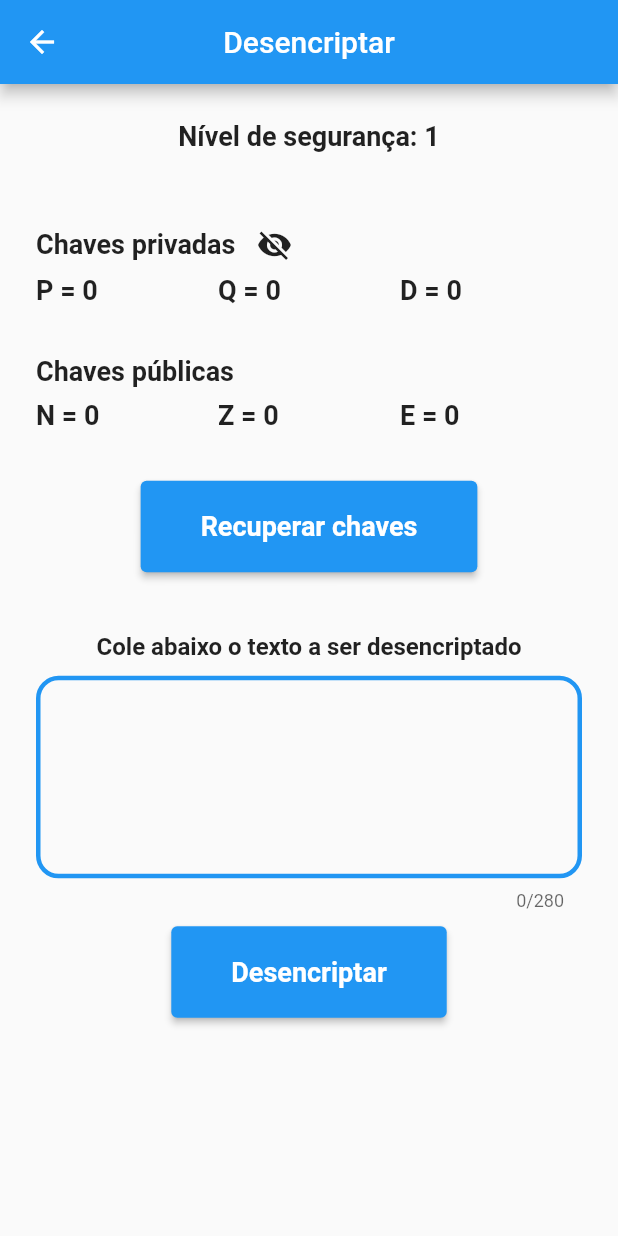
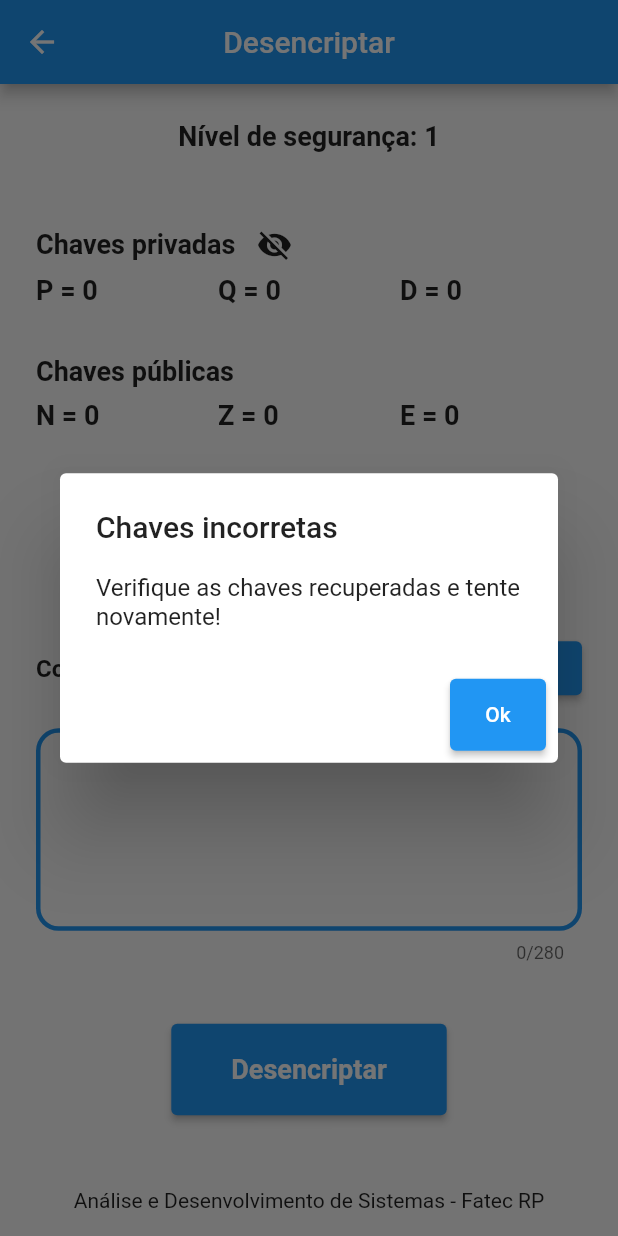
Before and after one commit to WallisonRP/rsa_fatec, a Flutter app: the DecryptPage screen opened by its route, after a tap on "Desencriptar", on a phone screen of 412 x 824 dp. Run offline on Flutter 3.47's test engine with Material 2 defaults, Android fonts, the phone set to English and light mode, and no system bars; our stand-ins replace shared_preferences, syncfusion_flutter_sliders; accounts and stored records are empty.

Commit message:
botao colar e ajustes na pagina sobre

```diff
--- a/lib/main.dart
+++ b/lib/main.dart
@@ -14,6 +14,7 @@ void main() async {
   // int d = await _recuperarChaves1('d');
   // int e = await _recuperarChaves1('e');
   runApp(MaterialApp(
+    title: 'RSA FatecRP',
     debugShowCheckedModeBanner: false,
     initialRoute: 'inicio',
     routes: {
--- /dev/null
+++ b/lib/model/bottom.dart
@@ -0,0 +1,19 @@
+import 'package:flutter/material.dart';
+
+class BottomInfo extends StatelessWidget {
+  const BottomInfo({super.key});
+
+  @override
+  Widget build(BuildContext context) {
+    return Padding(
+      padding: EdgeInsets.only(bottom: 16),
+      child: Row(
+        mainAxisAlignment: MainAxisAlignment.center,
+        children: [
+          Flexible(
+              child: Text("Análise e Desenvolvimento de Sistemas - Fatec RP"))
+        ],
+      ),
+    );
+  }
+}
--- /dev/null
+++ b/lib/model/caixa_de_erro.dart
@@ -0,0 +1,27 @@
+import 'package:flutter/material.dart';
+
+class CaixaErro extends StatelessWidget {
+    final String titulo;
+  final String descricao;
+  const CaixaErro({super.key, required this.titulo, required this.descricao});
+
+  @override
+  Widget build(BuildContext context) {
+    return AlertDialog(
+      title: Text(titulo),
+      content: Container(
+        child: SingleChildScrollView(
+          child: Text(descricao),
+        ),
+      ),
+      actions: [
+        ElevatedButton(
+            style: ElevatedButton.styleFrom(padding: EdgeInsets.all(16)),
+            onPressed: () {
+              Navigator.pop(context);
+            },
+            child: Text("Ok"))
+      ],
+    );
+  }
+}
--- a/lib/view/decrypt_page.dart
+++ b/lib/view/decrypt_page.dart
@@ -5,7 +5,10 @@ import 'dart:math';
 import 'package:flutter/material.dart';
 import 'package:shared_preferences/shared_preferences.dart';
 
+import '../controller/clipboard.dart';
 import '../controller/decrypt_function.dart';
+import '../model/bottom.dart';
+import '../model/caixa_de_erro.dart';
 import '../model/caixa_de_aviso.dart';
 import '../model/molde_texto.dart';
 import '../model/text_input.dart';
@@ -26,10 +29,15 @@ class _DecryptPageState extends State<DecryptPage> {
   int z = 0;
   int d = 0;
   int e = 0;
+  int seguranca = 1;
 
   @override
   Widget build(BuildContext context) {
-    return Scaffold(
+    return GestureDetector(
+      onTap: () {
+        FocusManager.instance.primaryFocus?.unfocus();
+      },
+      child: Scaffold(
         appBar: AppBar(
           backgroundColor: Colors.blue,
           centerTitle: true,
@@ -42,7 +50,7 @@ class _DecryptPageState extends State<DecryptPage> {
             children: [
               Center(
                 child: MoldeTexto(
-                texto: "Nível de segurança: 1",
+                  texto: "Nível de segurança: $seguranca",
                   tamanho: 18,
                 ),
               ),
@@ -97,18 +105,50 @@ class _DecryptPageState extends State<DecryptPage> {
                 ),
               ),
               SizedBox(height: 40),
-            Center(
-                child: MoldeTexto(
+              Row(mainAxisAlignment: MainAxisAlignment.spaceBetween, children: [
+                MoldeTexto(
                     texto: "Cole abaixo o texto a ser desencriptado",
-                    tamanho: 16)),
-            SizedBox(height: 10),
+                    tamanho: 16),
+                ElevatedButton(
+                    onPressed: () async {
+                      _controller.text = await ClipBoardHelper.paste();
+                    },
+                    child: Text('Colar'))
+              ]),
+              SizedBox(height: 16),
               TextInput(
                 controller: _controller,
               ),
-            SizedBox(height: 10),
+              SizedBox(height: 40),
               Center(
                 child: ElevatedButton(
                     onPressed: () async {
+                      if (p == 0 ||
+                          q == 0 ||
+                          n == 0 ||
+                          z == 0 ||
+                          d == 0 ||
+                          e == 0) {
+                        showDialog(
+                            context: context,
+                            builder: (_) {
+                              return CaixaErro(
+                                titulo: 'Chaves incorretas',
+                                descricao:
+                                    'Verifique as chaves recuperadas e tente novamente!',
+                              );
+                            });
+                      } else if (_controller.text == "") {
+                        showDialog(
+                            context: context,
+                            builder: (_) {
+                              return CaixaErro(
+                                titulo: 'Texto incorreto',
+                                descricao:
+                                    'Ops, parece que nenhum texto foi inserido.',
+                              );
+                            });
+                      } else {
                         String retorno = _decryptText(_controller.text);
                         showDialog(
                             context: context,
@@ -116,10 +156,12 @@ class _DecryptPageState extends State<DecryptPage> {
                               return CaixaAlerta(
                                 texto: retorno,
                                 titulo: 'Texto desencriptado',
-                            descricao: 'Copie o texto abaixo e faça bom uso: ',
+                                descricao:
+                                    'Copie o texto abaixo e faça bom uso: ',
                                 context2: context,
                               );
                             });
+                      }
                     },
                     child: MoldeTexto(texto: "Desencriptar", tamanho: 18),
                     style: ElevatedButton.styleFrom(
@@ -128,6 +170,8 @@ class _DecryptPageState extends State<DecryptPage> {
               ),
             ],
           ),
+        ),
+        bottomNavigationBar: BottomInfo(),
       ),
     );
   }
@@ -140,6 +184,8 @@ class _DecryptPageState extends State<DecryptPage> {
     z = await prefs.getInt('z')!.toInt();
     d = await prefs.getInt('d')!.toInt();
     e = await prefs.getInt('e')!.toInt();
+    seguranca = await prefs.getInt('seguranca')!.toInt();
+
     return true;
   }
 
--- a/lib/view/home_page.dart
+++ b/lib/view/home_page.dart
@@ -3,6 +3,7 @@
 import 'package:flutter/material.dart';
 import 'package:rsa_fatec/view/decrypt_page.dart';
 
+import '../model/bottom.dart';
 import 'encrypt_page.dart';
 
 class HomePage extends StatefulWidget {
@@ -89,7 +90,7 @@ class _HomePageState extends State<HomePage> {
           ],
         ),
       ), //SizedBox
-      //Cent,
+      bottomNavigationBar: BottomInfo(),
     );
   }
 }
```
Also changed, not shown: lib/model/pessoa.dart (+9 -2 lines), lib/view/about_page.dart (+25 -23 lines), lib/view/encrypt_page.dart (+33 -1 lines). Lines whose indentation alone changed are shown as unchanged.
